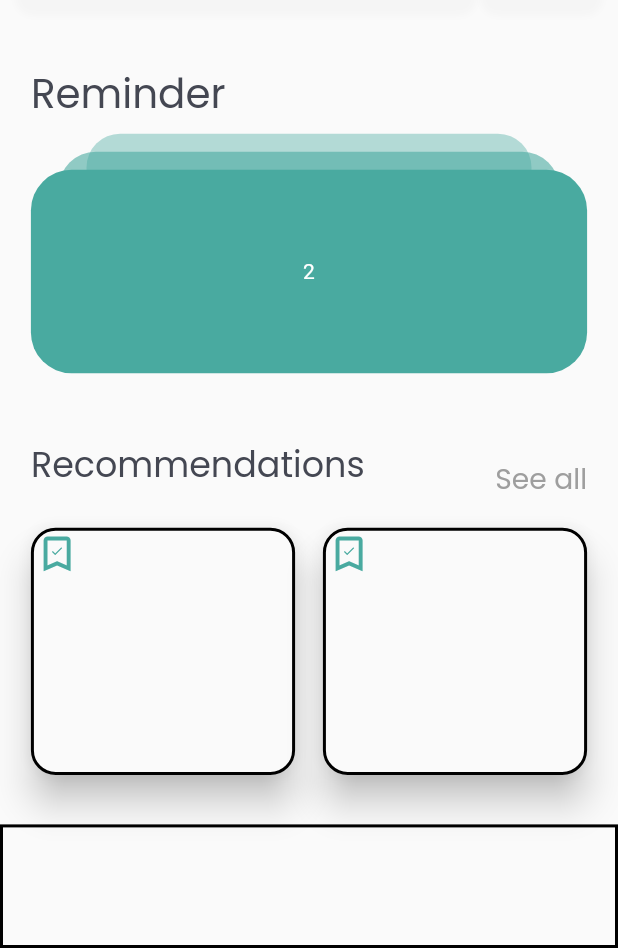
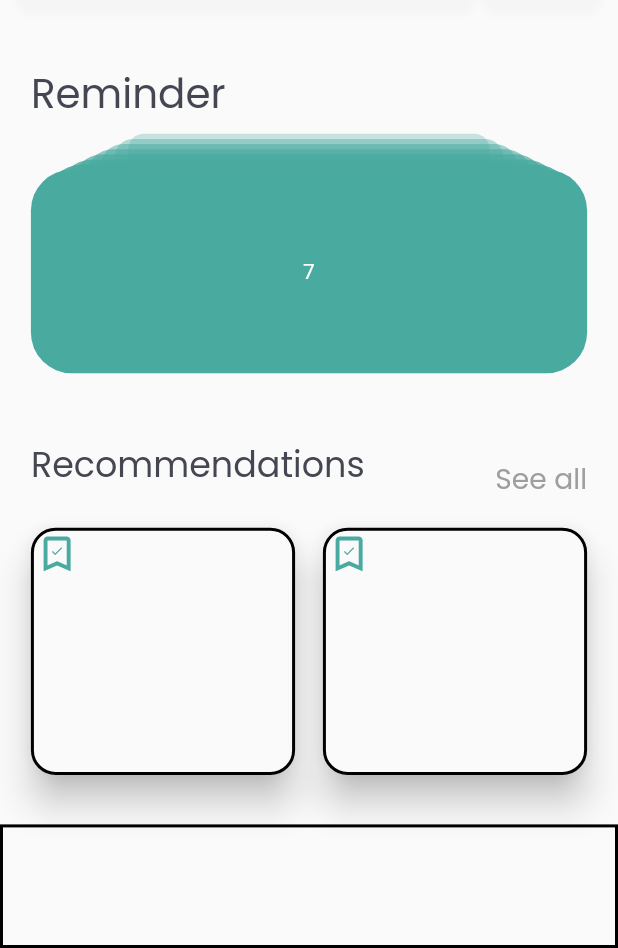
Before and after one commit to dalyathan/job-search, a Flutter app: the screen it shows after launch, on a phone screen of 412 x 824 dp, the part 288-1236 px from its top. Run offline on Flutter 3.47's test engine with Material 2 defaults, Android fonts, the phone set to English and light mode, and no system bars; our stand-ins replace google_fonts.

Commit message:
the stack now can handle dynamic contents

```diff
--- a/lib/components/home/reminder_card.dart
+++ b/lib/components/home/reminder_card.dart
@@ -57,6 +57,7 @@ class _ReminderCardState extends State<ReminderCard> {
         onEnd: () {
           if (widget.onSwipeRightEnd != null) {
             widget.onSwipeRightEnd!();
+            dispose();
           }
         },
         duration: animationsDuration,
--- a/lib/components/home/reminder_stack.dart
+++ b/lib/components/home/reminder_stack.dart
@@ -17,33 +17,59 @@ class ReminderStack extends StatefulWidget {
 }
 
 class _ReminderStackState extends State<ReminderStack> {
+  static const windowSize = 3;
   bool isSwipeRight = false;
+  late int windowStart;
+  late int windowEnd;
   late List<double> topOffsetStartValues;
   late List<ReminderCardProps> propsValueList;
   List<ReminderCardProps> propsStateList = [];
   late double gapBetweenCards;
   int currentCard = -1;
-  int nextCard = 2;
-  int numberOfCards = 3;
+  late int nextCard;
+  late int numberOfCards;
 
   @override
   void initState() {
     super.initState();
     List<double> heightValues = [
+      widget.height * 0.325,
+      widget.height * 0.4,
+      widget.height * 0.475,
+      widget.height * 0.55,
+      widget.height * 0.625,
       widget.height * 0.7,
       widget.height * 0.775,
       widget.height * 0.85
     ];
+    numberOfCards = heightValues.length;
+    windowEnd = numberOfCards - 1;
+    windowStart = windowEnd - windowSize + 1;
+    nextCard = numberOfCards - 1;
     double gapBetweenCards =
         (widget.height - heightValues[heightValues.length - 1]) /
             (numberOfCards - 1);
-    topOffsetStartValues = [0, gapBetweenCards, 2 * gapBetweenCards];
+    topOffsetStartValues = [
+      0,
+      1 * gapBetweenCards,
+      2 * gapBetweenCards,
+      3 * gapBetweenCards,
+      4 * gapBetweenCards,
+      5 * gapBetweenCards,
+      6 * gapBetweenCards,
+      7 * gapBetweenCards
+    ];
     List<double> widthStartValues = [
+      widget.width * 0.65,
+      widget.width * 0.7,
+      widget.width * 0.75,
       widget.width * 0.8,
+      widget.width * 0.85,
       widget.width * 0.9,
+      widget.width * 0.95,
       widget.width
     ];
-    List<double> opacityStartValues = [0.4, 0.6, 1];
+    List<double> opacityStartValues = [0.3, 0.4, 0.5, 0.6, 0.7, 0.8, 0.9, 1];
     propsValueList = [
       ReminderCardProps(
         widthStartValues[0],
@@ -62,6 +88,36 @@ class _ReminderStackState extends State<ReminderStack> {
         heightValues[2],
         opacityStartValues[2],
         topOffsetStartValues[2],
+      ),
+      ReminderCardProps(
+        widthStartValues[3],
+        heightValues[3],
+        opacityStartValues[3],
+        topOffsetStartValues[3],
+      ),
+      ReminderCardProps(
+        widthStartValues[4],
+        heightValues[4],
+        opacityStartValues[4],
+        topOffsetStartValues[4],
+      ),
+      ReminderCardProps(
+        widthStartValues[5],
+        heightValues[5],
+        opacityStartValues[5],
+        topOffsetStartValues[5],
+      ),
+      ReminderCardProps(
+        widthStartValues[6],
+        heightValues[6],
+        opacityStartValues[6],
+        topOffsetStartValues[6],
+      ),
+      ReminderCardProps(
+        widthStartValues[7],
+        heightValues[7],
+        opacityStartValues[7],
+        topOffsetStartValues[7],
       )
     ];
     for (ReminderCardProps propValue in propsValueList) {
@@ -71,6 +127,7 @@ class _ReminderStackState extends State<ReminderStack> {
 
   @override
   Widget build(BuildContext context) {
+    var subList = propsStateList.sublist(windowStart, windowEnd + 1);
     return SizedBox(
       height: widget.height,
       width: widget.width,
@@ -92,46 +149,59 @@ class _ReminderStackState extends State<ReminderStack> {
           }
         },
         child: Stack(
-          alignment: Alignment.topCenter,
-          children: [
-            ReminderCard(
-              key: const Key('0'),
-              props: propsStateList[0],
-              onSwipeRightEnd: null,
-              contaierWidth: widget.width,
-              showContent: nextCard == 0,
-              swipeRight: false,
-              content: const Text("No more notifications",
-                  style: TextStyle(
-                    color: Colors.white,
-                  )),
+            alignment: Alignment.topCenter,
+            children: //[
+                propsStateList
+                    .map((value) => ReminderCard(
+                          //key: Key('${propsStateList.indexOf(value)}'),
+                          props: value,
+                          onSwipeRightEnd: propsStateList.indexOf(value) == 0
+                              ? null
+                              : currentCard == propsStateList.indexOf(value)
+                                  ? () => swipe(propsStateList.indexOf(value))
+                                  : null,
+                          contaierWidth: widget.width,
+                          showContent:
+                              nextCard == propsStateList.indexOf(value),
+                          swipeRight: propsStateList.indexOf(value) == 0
+                              ? false
+                              : currentCard == propsStateList.indexOf(value),
+                          content: Text(
+                              propsStateList.indexOf(value) == 0
+                                  ? "No more notifications"
+                                  : '${propsStateList.indexOf(value)}',
+                              style: const TextStyle(
+                                color: Colors.white,
+                              )),
+                        ))
+                    .toList()
+            //.sublist(windowStart),
+            // ReminderCard(
+            //   key: const Key('1'),
+            //   props: propsStateList[1],
+            //   onSwipeRightEnd: currentCard == 1 ? () => swipe(1) : null,
+            //   contaierWidth: widget.width,
+            //   showContent: nextCard == 1,
+            //   swipeRight: currentCard == 1,
+            //   content: const Text("1",
+            //       style: TextStyle(
+            //         color: Colors.white,
+            //       )),
+            // ),
+            // ReminderCard(
+            //   key: const Key('2'),
+            //   props: propsStateList[2],
+            //   onSwipeRightEnd: currentCard == 2 ? () => swipe(2) : null,
+            //   contaierWidth: widget.width,
+            //   showContent: nextCard == 2,
+            //   swipeRight: currentCard == 2,
+            //   content: const Text("2",
+            //       style: TextStyle(
+            //         color: Colors.white,
+            //       )),
+            // )
+            // ],
             ),
-            ReminderCard(
-              key: const Key('1'),
-              props: propsStateList[1],
-              onSwipeRightEnd: currentCard == 1 ? () => swipe(1) : null,
-              contaierWidth: widget.width,
-              showContent: nextCard == 1,
-              swipeRight: currentCard == 1,
-              content: const Text("1",
-                  style: TextStyle(
-                    color: Colors.white,
-                  )),
-            ),
-            ReminderCard(
-              key: const Key('2'),
-              props: propsStateList[2],
-              onSwipeRightEnd: currentCard == 2 ? () => swipe(2) : null,
-              contaierWidth: widget.width,
-              showContent: nextCard == 2,
-              swipeRight: currentCard == 2,
-              content: const Text("2",
-                  style: TextStyle(
-                    color: Colors.white,
-                  )),
-            )
-          ],
-        ),
       ),
     );
   }
@@ -147,9 +217,16 @@ class _ReminderStackState extends State<ReminderStack> {
         dummyprops[start] = propsStateList[start + 1];
       }
     }
+    // } else {
+    //   for (int start = 0; start < upto; start++) {
+    //     dummyprops[start] = propsStateList[start - 1];
+    //   }
+    // }
     setState(() {
       nextCard = upto - 1;
       currentCard = -1;
+      windowStart = windowStart > 0 ? windowStart - 1 : 0;
+      windowEnd -= 1;
       isSwipeRight = false;
       propsStateList = dummyprops;
     });
```
